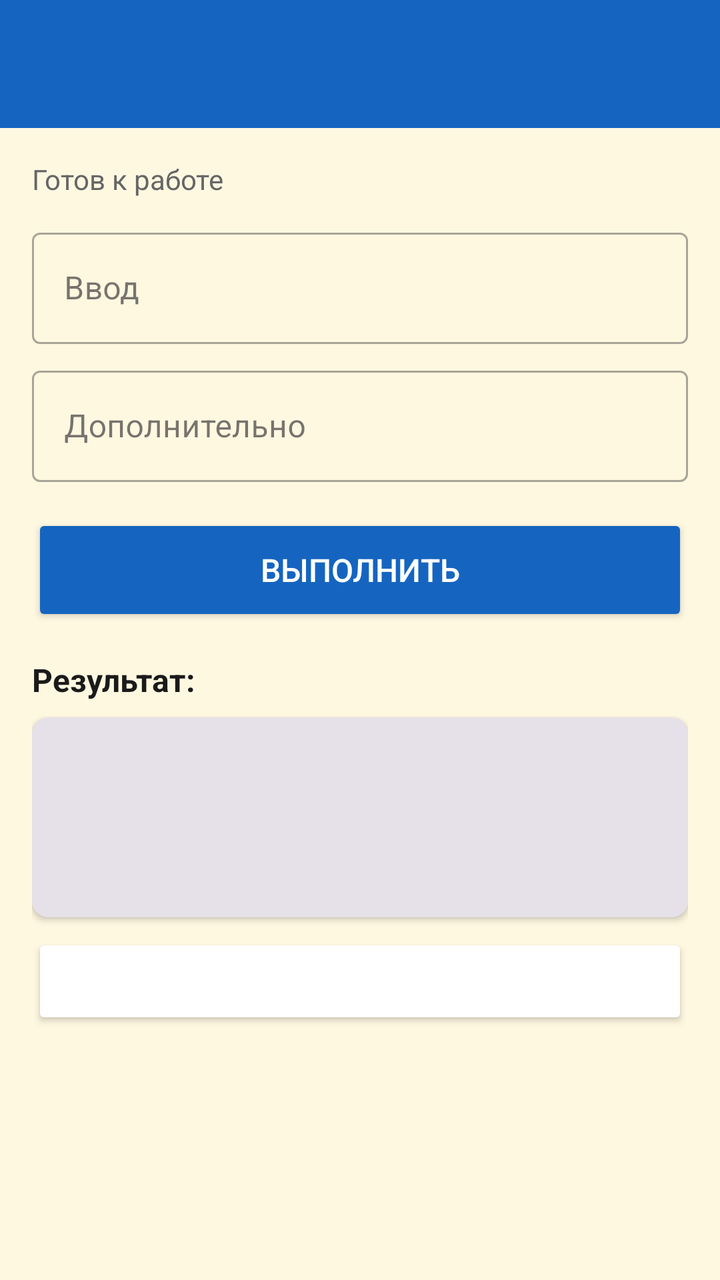
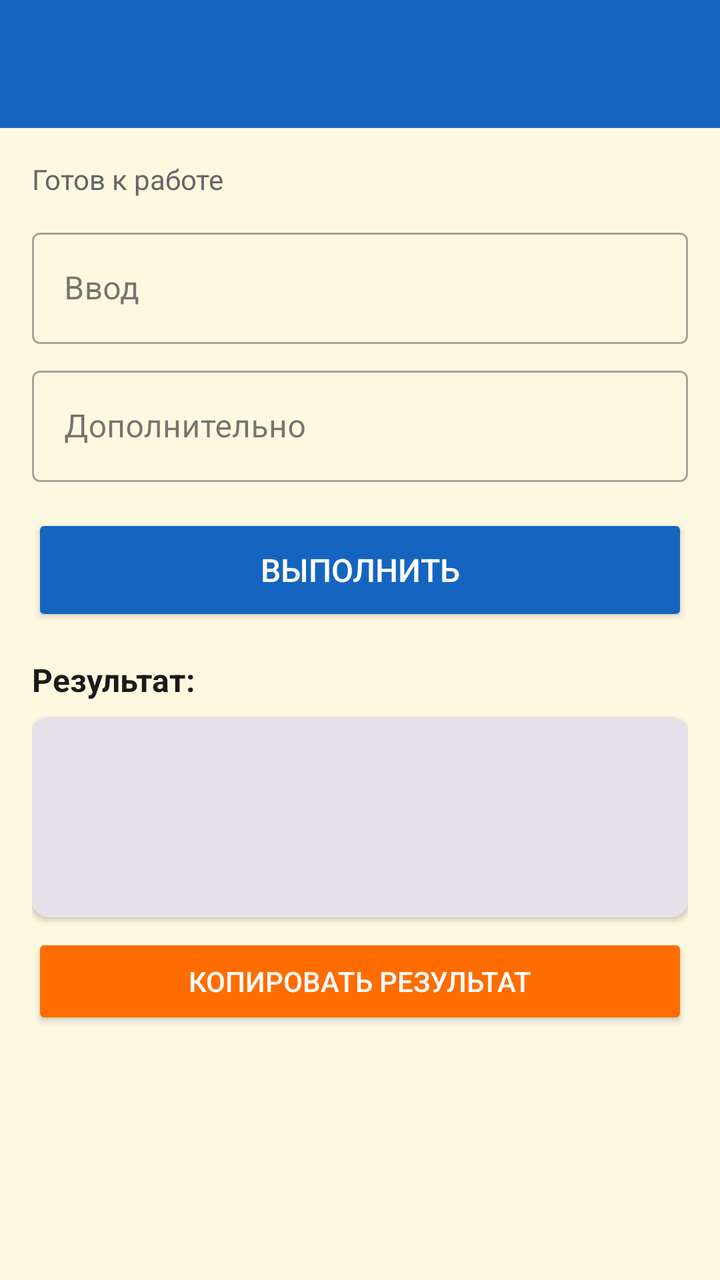

Two renders of the same Android screen: before a commit and after it. Below are the layout's source before the change and the commit's diff.
<!-- AndroidManifest.xml: application theme Theme.MultiToolApp -->
<!-- res/layout/activity_tool.xml -->
<?xml version="1.0" encoding="utf-8"?>
<androidx.coordinatorlayout.widget.CoordinatorLayout xmlns:android="http://schemas.android.com/apk/res/android"
    xmlns:app="http://schemas.android.com/apk/res-auto"
    android:layout_width="match_parent"
    android:layout_height="match_parent"
    android:background="@color/background">

    <com.google.android.material.appbar.AppBarLayout
        android:layout_width="match_parent"
        android:layout_height="wrap_content">

        <androidx.appcompat.widget.Toolbar
            android:id="@+id/toolbar"
            android:layout_width="match_parent"
            android:layout_height="?attr/actionBarSize"
            android:background="@color/primary"
            app:popupTheme="@style/ThemeOverlay.AppCompat.Light"
            app:theme="@style/ThemeOverlay.AppCompat.Dark.ActionBar" />

    </com.google.android.material.appbar.AppBarLayout>

    <ScrollView
        android:layout_width="match_parent"
        android:layout_height="match_parent"
        android:padding="16dp"
        app:layout_behavior="@string/appbar_scrolling_view_behavior">

        <LinearLayout
            android:layout_width="match_parent"
            android:layout_height="wrap_content"
            android:orientation="vertical">

            <TextView
                android:id="@+id/statusText"
                android:layout_width="wrap_content"
                android:layout_height="wrap_content"
                android:text="Готов к работе"
                android:textColor="@color/text_secondary"
                android:textSize="14sp" />

            <com.google.android.material.textfield.TextInputLayout
                android:id="@+id/inputLayout"
                android:layout_width="match_parent"
                android:layout_height="wrap_content"
                android:layout_marginTop="12dp"
                style="@style/Widget.MaterialComponents.TextInputLayout.OutlinedBox">

                <EditText
                    android:id="@+id/inputField"
                    android:layout_width="match_parent"
                    android:layout_height="wrap_content"
                    android:hint="Ввод"
                    android:inputType="textMultiLine"
                    android:maxLines="3"
                    android:textColor="@color/text_primary" />
            </com.google.android.material.textfield.TextInputLayout>

            <com.google.android.material.textfield.TextInputLayout
                android:id="@+id/inputLayout2"
                android:layout_width="match_parent"
                android:layout_height="wrap_content"
                android:layout_marginTop="8dp"
                style="@style/Widget.MaterialComponents.TextInputLayout.OutlinedBox">

                <EditText
                    android:id="@+id/inputField2"
                    android:layout_width="match_parent"
                    android:layout_height="wrap_content"
                    android:hint="Дополнительно"
                    android:inputType="text"
                    android:textColor="@color/text_primary" />
            </com.google.android.material.textfield.TextInputLayout>

            <Button
                android:id="@+id/actionBtn"
                android:layout_width="match_parent"
                android:layout_height="56dp"
                android:layout_marginTop="16dp"
                android:backgroundTint="@color/primary"
                android:text="Выполнить"
                android:textColor="@android:color/white"
                android:textSize="16sp" />

            <TextView
                android:layout_width="match_parent"
                android:layout_height="wrap_content"
                android:layout_marginTop="16dp"
                android:text="Результат:"
                android:textColor="@color/text_primary"
                android:textSize="16sp"
                android:textStyle="bold" />

            <com.google.android.material.card.MaterialCardView
                android:layout_width="match_parent"
                android:layout_height="wrap_content"
                android:layout_marginTop="8dp"
                app:cardCornerRadius="8dp"
                app:cardElevation="2dp"
                android:minHeight="100dp">

                <TextView
                    android:id="@+id/resultText"
                    android:layout_width="match_parent"
                    android:layout_height="wrap_content"
                    android:fontFamily="monospace"
                    android:padding="12dp"
                    android:text=""
                    android:textColor="@color/text_primary"
                    android:textSize="14sp" />
            </com.google.android.material.card.MaterialCardView>

            <Button
                android:id="@+id/copyBtn"
                android:layout_width="match_parent"
                android:layout_height="48dp"
                android:layout_marginTop="8dp"
                android:backgroundTint="@color/accent"
                android:text="Копировать результат"
                android:textColor="@android:color/white" />

        </LinearLayout>
    </ScrollView>

</androidx.coordinatorlayout.widget.CoordinatorLayout>
<!-- resources referenced by this layout -->
<resources>
  <color name="background">#FFF8E1</color>
  <color name="primary">#1565C0</color>
  <color name="text_primary">#1A1A1A</color>
  <color name="text_secondary">#666666</color>
  <style name="Theme.MultiToolApp" parent="Theme.Material3.Light.NoActionBar">
          <item name="colorPrimary">@color/primary</item>
          <item name="colorPrimaryDark">@color/primary_dark</item>
          <item name="colorAccent">@color/secondary</item>
          <item name="colorOnPrimary">@color/on_primary</item>
          <item name="colorSecondary">@color/secondary</item>
          <item name="colorSurface">@color/surface</item>
          <item name="android:statusBarColor">@color/primary_dark</item>
          <item name="android:navigationBarColor">@color/primary_dark</item>
          <item name="materialCardViewStyle">@style/Widget.Material3.CardView.Filled</item>
      </style>
  <color name="primary_dark">#0D47A1</color>
  <color name="secondary">#FF6D00</color>
  <color name="on_primary">#FFFFFF</color>
  <color name="surface">#FFFFFF</color>
</resources>

<!-- the commit's change to res/layout/activity_tool.xml (unified diff, before → after) -->
@@ -114,7 +114,7 @@
                 android:layout_width="match_parent"
                 android:layout_height="48dp"
                 android:layout_marginTop="8dp"
-                android:backgroundTint="@color/accent"
+                android:backgroundTint="@color/secondary"
                 android:text="Копировать результат"
                 android:textColor="@android:color/white" />
 
<!-- resource entries referenced after the edit -->
@@ -2,6 +2,7 @@
 <resources>
   <color name="background">#FFF8E1</color>
   <color name="primary">#1565C0</color>
+  <color name="secondary">#FF6D00</color>
   <color name="text_primary">#1A1A1A</color>
   <color name="text_secondary">#666666</color>
   <style name="Theme.MultiToolApp" parent="Theme.Material3.Light.NoActionBar">
@@ -16,7 +17,6 @@
           <item name="materialCardViewStyle">@style/Widget.Material3.CardView.Filled</item>
       </style>
   <color name="primary_dark">#0D47A1</color>
-  <color name="secondary">#FF6D00</color>
   <color name="on_primary">#FFFFFF</color>
   <color name="surface">#FFFFFF</color>
 </resources>
